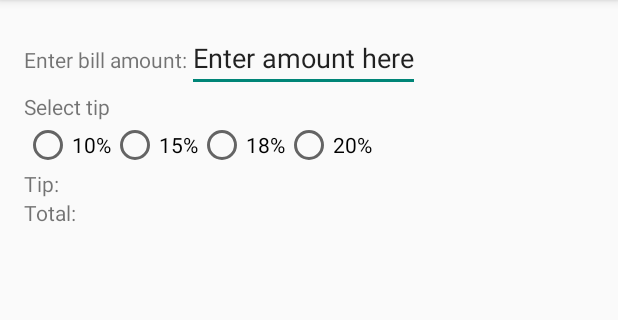
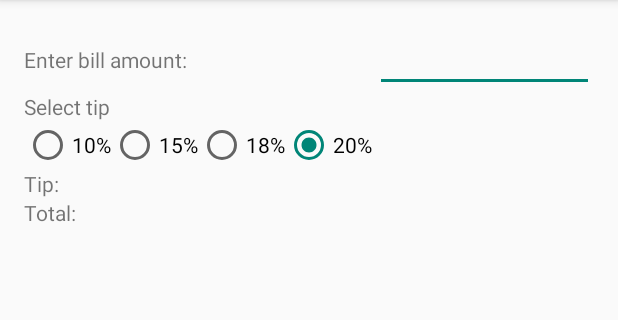
Before and after one commit to ClaytonTurner/Android-Projects, an Android app: the screen it shows after launch (MainActivity), on a phone screen of 412 x 824 dp, the part 84-404 px from its top. Run offline under Robolectric (Android 15) with nearby library versions, the phone set to English and light mode, and no system bars.

Commit message:
Tip calculator functional

```diff
--- a/TipCalculator/app/src/main/java/com/android/claytonturner/tipcalculator/MainActivity.java
+++ b/TipCalculator/app/src/main/java/com/android/claytonturner/tipcalculator/MainActivity.java
@@ -2,8 +2,17 @@ package com.android.claytonturner.tipcalculator;
 
 import android.support.v7.app.ActionBarActivity;
 import android.os.Bundle;
+import android.util.Log;
+import android.view.KeyEvent;
 import android.view.Menu;
 import android.view.MenuItem;
+import android.view.View;
+import android.widget.EditText;
+import android.widget.RadioGroup;
+import android.widget.TextView;
+
+import java.text.NumberFormat;
+import java.util.Locale;
 
 
 public class MainActivity extends ActionBarActivity {
@@ -12,6 +21,46 @@ public class MainActivity extends ActionBarActivity {
     protected void onCreate(Bundle savedInstanceState) {
         super.onCreate(savedInstanceState);
         setContentView(R.layout.activity_main);
+        final Boolean tipSelected = false;
+        final Boolean billEntered = false;
+        //int tipOptions = 4;
+
+        final EditText bill = (EditText) findViewById(R.id.billAmount);
+        final RadioGroup tipRadioGroup = (RadioGroup) findViewById(R.id.tipGroup);
+
+        final TextView tipTotal = (TextView) findViewById(R.id.tipCount_result);
+        final TextView totalPrice = (TextView) findViewById(R.id.totalPrice_result);
+        bill.setOnKeyListener(new View.OnKeyListener() {
+            public boolean onKey(View v, int keyCode, KeyEvent event){
+                // If the event is a key-down event on the "enter" button
+                if ((event.getAction() == KeyEvent.ACTION_DOWN) &&
+                        (keyCode == KeyEvent.KEYCODE_ENTER &&
+                         !bill.getText().toString().contains("[a-zA-z]"))) {
+                    // Perform action on key press
+                        double tipPercentage;
+                        switch (((RadioGroup)findViewById(R.id.tipGroup)).getCheckedRadioButtonId()){
+                            case R.id.ten: tipPercentage = .1;
+                                break;
+                            case R.id.fifteen: tipPercentage = .15;
+                                break;
+                            case R.id.eighteen:    tipPercentage = .18;
+                                break;
+                            case R.id.twenty:  tipPercentage = .2;
+                                break;
+                            default:    tipPercentage = .2; // Shouldn't happen, but let's assume generosity
+                                break;
+                        }
+                       NumberFormat numformat = NumberFormat.getCurrencyInstance(Locale.US);
+                       Double enteredBill = Double.parseDouble(bill.getText().toString());
+                       Double tip = enteredBill * tipPercentage;
+                       Double price = enteredBill + (enteredBill * tipPercentage);
+                       tipTotal.setText(numformat.format(tip));
+                       totalPrice.setText(numformat.format(price));
+                       return true;
+                }
+                return false;
+            }
+        });
     }
 
 
--- a/TipCalculator/app/src/main/res/layout/activity_main.xml
+++ b/TipCalculator/app/src/main/res/layout/activity_main.xml
@@ -19,12 +19,14 @@
             android:layout_width="wrap_content"
             android:layout_height="wrap_content"
             android:text="@string/billPrompt"
+            android:layout_weight="1"
             android:id="@+id/billPrompt" />
         <EditText
             android:layout_width="wrap_content"
             android:layout_height="wrap_content"
             android:id="@+id/billAmount"
-            android:text="Enter amount here"
+            android:text=""
+            android:layout_weight="1"
             android:inputType="numberDecimal"/>
     </LinearLayout>
 
@@ -39,7 +41,8 @@
     <RadioGroup
         android:layout_width="wrap_content"
         android:layout_height="wrap_content"
-        android:orientation="horizontal">
+        android:orientation="horizontal"
+        android:id="@+id/tipGroup">
         <RadioButton
             android:layout_width="wrap_content"
             android:layout_height="wrap_content"
@@ -59,21 +62,46 @@
             android:layout_width="wrap_content"
             android:layout_height="wrap_content"
             android:text="20%"
-            android:id="@+id/twenty" />
+            android:id="@+id/twenty"
+            android:checked="true"/>
 
         </RadioGroup>
-
+    <LinearLayout
+        android:orientation="horizontal"
+        android:layout_width="match_parent"
+        android:layout_height="wrap_content"
+        android:layout_gravity="center_horizontal">
     <TextView
         android:layout_width="wrap_content"
         android:layout_height="wrap_content"
         android:text="@string/tipCount"
+        android:layout_weight="1"
         android:id="@+id/tipCount" />
+    <TextView
+        android:layout_width="wrap_content"
+        android:layout_height="wrap_content"
+        android:text=""
+        android:layout_weight="1"
+        android:id="@+id/tipCount_result" />
+    </LinearLayout>
 
+    <LinearLayout
+        android:orientation="horizontal"
+        android:layout_width="match_parent"
+        android:layout_height="wrap_content"
+        android:layout_gravity="center_horizontal">
     <TextView
         android:layout_width="wrap_content"
         android:layout_height="wrap_content"
         android:text="@string/totalPrice"
+        android:layout_weight="1"
         android:id="@+id/totalPrice" />
-
+    <TextView
+        android:layout_width="wrap_content"
+        android:layout_height="wrap_content"
+        android:text=""
+        android:layout_weight="1"
+        android:id="@+id/totalPrice_result" />
+    </LinearLayout>
 
 </LinearLayout>
```
Also changed, not shown: 1 other file.
